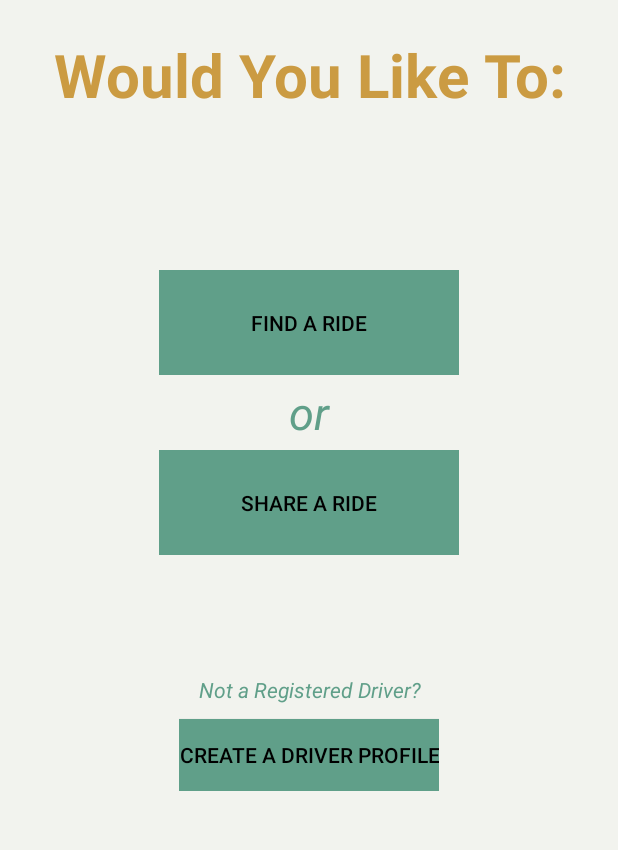
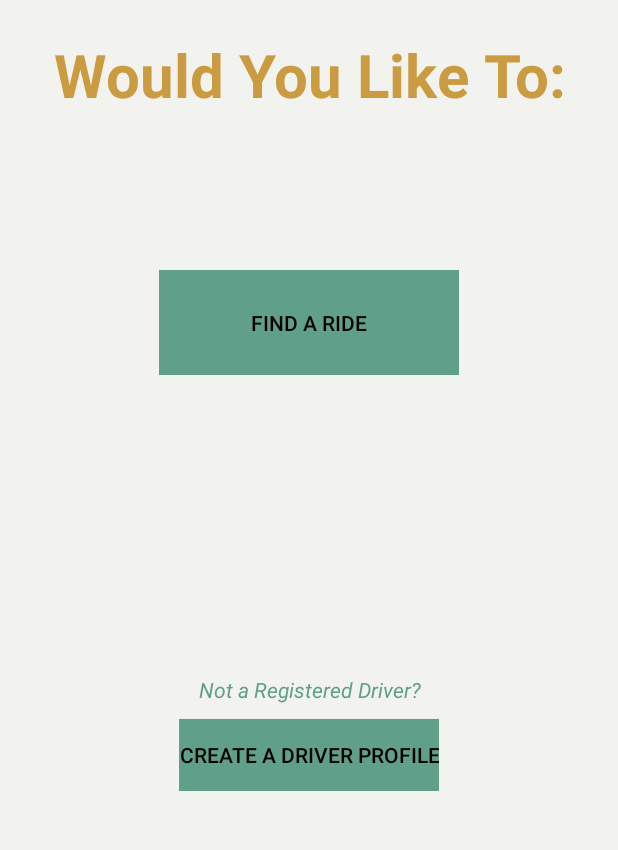
Before and after one commit to WSU-4110/CarpoolingApp, an Android app: the HomePage screen opened directly, with no data from a screen before it, on a phone screen of 412 x 824 dp, the part 84-934 px from its top. Run offline under Robolectric (Android 15) with nearby library versions, the phone set to English and light mode, and no system bars; our stand-ins replace Volley; network calls fail.

```diff
--- a/WarriorsOnWheels/app/src/main/java/com/example/warriorsonwheels/Registration.java
+++ b/WarriorsOnWheels/app/src/main/java/com/example/warriorsonwheels/Registration.java
@@ -46,8 +46,6 @@ public class Registration extends AppCompatActivity {
     protected void onCreate(Bundle savedInstanceState) {
         super.onCreate(savedInstanceState);
         setContentView(R.layout.passengerprofile);
-
-
 
         //Toolbar
         tbrMain = findViewById(R.id.tbrMain);
--- a/WarriorsOnWheels/app/src/main/res/layout/homepage.xml
+++ b/WarriorsOnWheels/app/src/main/res/layout/homepage.xml
@@ -82,7 +82,7 @@
             android:orientation="horizontal" >
 
             <TextView
-                android:id="@+id/orText"
+                android:id="@+id/or"
                 android:layout_width="match_parent"
                 android:layout_height="40dp"
                 android:layout_gravity="center"
@@ -90,7 +90,8 @@
                 android:text="or"
                 android:textColor="@color/heading_2"
                 android:textStyle="italic"
-                android:textSize="30dp"/>
+                android:textSize="30dp"
+                android:visibility="invisible"/>
 
         </LinearLayout>
 
@@ -109,7 +110,8 @@
             android:text="Share a Ride"
             android:background="@color/button"
             android:textColor="@color/text"
-            android:onClick="onClick"/>
+            android:onClick="onClick"
+            android:visibility="invisible"/>
 
         </LinearLayout>
 
```
Also changed, not shown: WarriorsOnWheels/app/src/main/java/com/example/warriorsonwheels/HomePage.java (+10 -25 lines).
